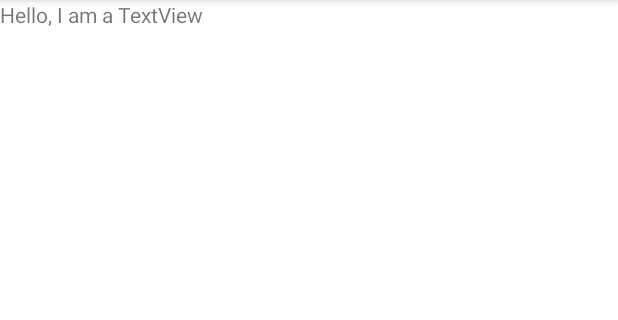
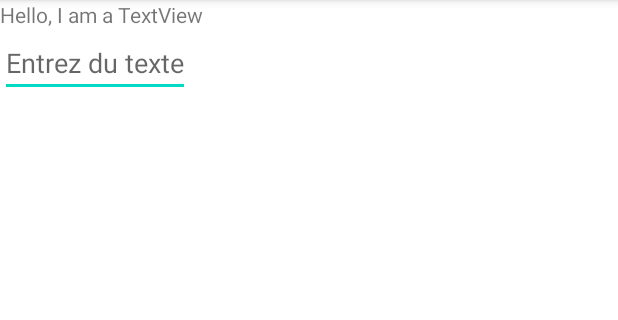
Before and after one commit to benjaminAd/RenduDevMobile, an Android app: the screen it shows after launch (MainActivity), on a phone screen of 412 x 824 dp, the part 84-404 px from its top. Run offline under Robolectric (Android 15) with nearby library versions, the phone set to English and light mode, and no system bars.

Commit message:
Modification du code des exos 1 et 1.2

```diff
--- a/Exo12Td1/app/src/main/res/layout/activity_main.xml
+++ b/Exo12Td1/app/src/main/res/layout/activity_main.xml
@@ -11,4 +11,10 @@
         android:layout_height="wrap_content"
         android:text="Hello, I am a TextView" />
 
+    <EditText
+        android:id="@+id/EditText"
+        android:layout_width="wrap_content"
+        android:layout_height="wrap_content"
+        android:hint="Entrez du texte" />
+
 </LinearLayout>
```
Also changed, not shown: Exo1Td1/app/src/main/java/com/example/exo1td1/MainActivity.java (+15 -1 lines).
